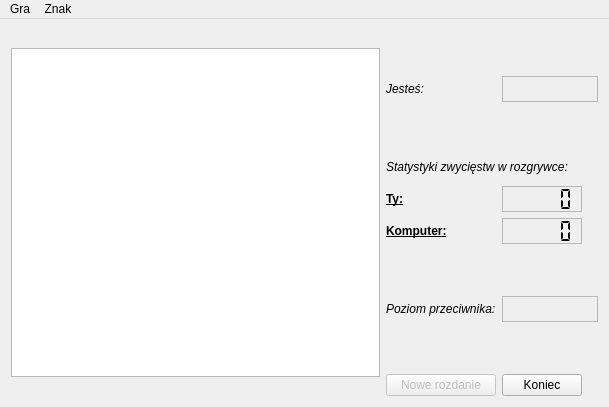
Before: the Qt Designer form tic_tac_toe/gamewindow.ui in pdybka-ep/game-strategy-library, drawn with Qt 5.
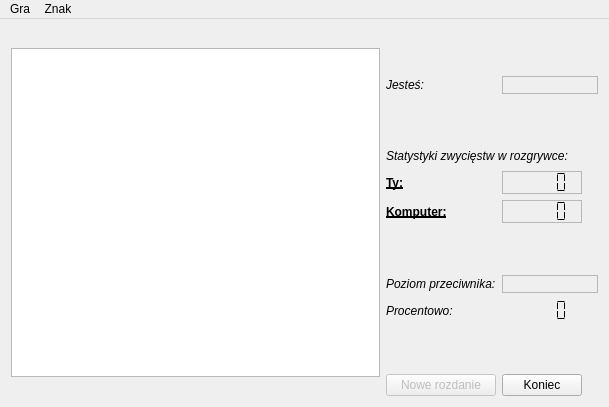
After: the same form once the commit is applied. Icons and pictures are not drawn.

What changed in the file:
```diff
--- a/tic_tac_toe/gamewindow.ui
+++ b/tic_tac_toe/gamewindow.ui
@@ -161,7 +161,7 @@
         </property>
        </spacer>
       </item>
-      <item row="8" column="1" colspan="2">
+      <item row="9" column="1" colspan="2">
        <spacer name="verticalSpacer_3">
         <property name="orientation">
          <enum>Qt::Vertical</enum>
@@ -225,14 +225,14 @@
         </property>
        </spacer>
       </item>
-      <item row="9" column="2">
+      <item row="10" column="2">
        <widget class="QPushButton" name="exitButton">
         <property name="text">
          <string>Koniec</string>
         </property>
        </widget>
       </item>
-      <item row="9" column="1">
+      <item row="10" column="1">
        <widget class="QPushButton" name="newGameButton">
         <property name="enabled">
          <bool>false</bool>
@@ -242,7 +242,7 @@
         </property>
        </widget>
       </item>
-      <item row="0" column="0" rowspan="10">
+      <item row="0" column="0" rowspan="11">
        <widget class="QGraphicsView" name="graphicsView">
         <property name="sizePolicy">
          <sizepolicy hsizetype="Expanding" vsizetype="Expanding">
@@ -270,7 +270,7 @@
         </property>
        </widget>
       </item>
-      <item row="9" column="3">
+      <item row="10" column="3">
        <spacer name="horizontalSpacer_2">
         <property name="orientation">
          <enum>Qt::Horizontal</enum>
@@ -286,6 +286,34 @@
         </property>
        </spacer>
       </item>
+      <item row="8" column="1">
+       <widget class="QLabel" name="label_2">
+        <property name="font">
+         <font>
+          <italic>true</italic>
+         </font>
+        </property>
+        <property name="text">
+         <string>Procentowo:</string>
+        </property>
+       </widget>
+      </item>
+      <item row="8" column="2">
+       <widget class="QLCDNumber" name="lcdNumberPerc">
+        <property name="frameShape">
+         <enum>QFrame::NoFrame</enum>
+        </property>
+        <property name="frameShadow">
+         <enum>QFrame::Plain</enum>
+        </property>
+        <property name="numDigits">
+         <number>5</number>
+        </property>
+        <property name="segmentStyle">
+         <enum>QLCDNumber::Flat</enum>
+        </property>
+       </widget>
+      </item>
      </layout>
     </item>
    </layout>
@@ -353,6 +381,9 @@
    </property>
   </action>
   <action name="actionSave">
+   <property name="enabled">
+    <bool>false</bool>
+   </property>
    <property name="text">
     <string>Zapisz grę</string>
    </property>
```
